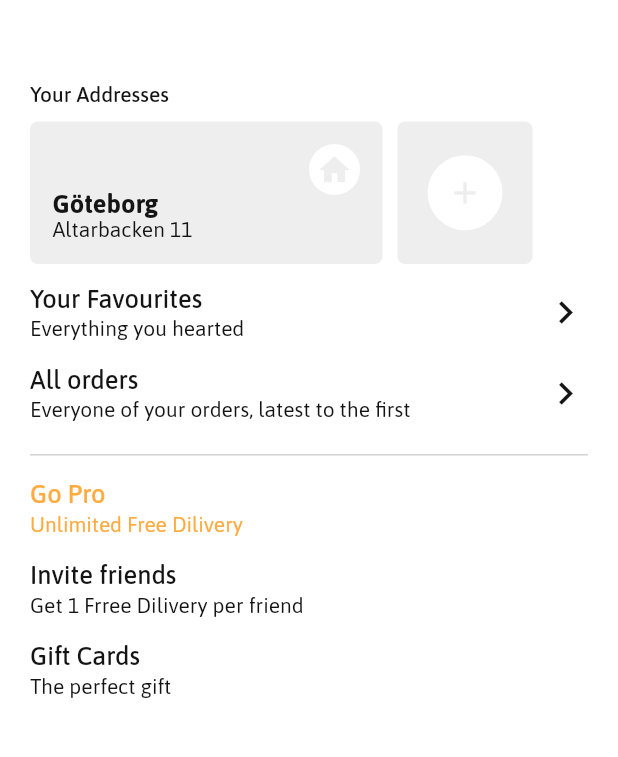
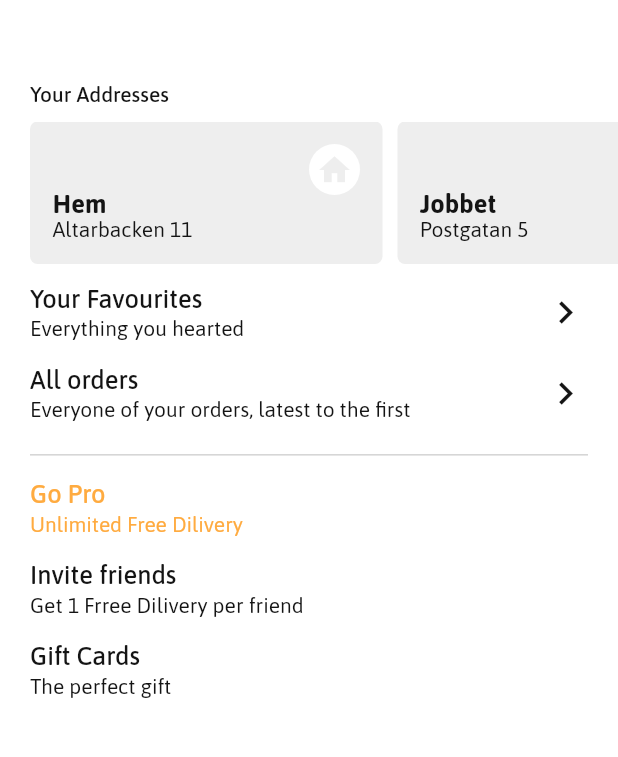
Before and after one commit to alexanderbsingh/parcelo_flutterapp, a Flutter app: the Profile screen opened directly, on a phone screen of 412 x 824 dp, the part 195-952 px from its top. Run offline on Flutter 3.47's test engine with Material 2 defaults, Android fonts, the phone set to English and light mode, and no system bars; missing offline and left inert: configurable_expansion_tile; network calls fail.

Commit message:
Need to update

```diff
--- a/lib/Store/storeBottom.dart
+++ b/lib/Store/storeBottom.dart
@@ -18,7 +18,7 @@ Widget storeBottom(BuildContext context, StoreFull store) {
     height: 700,
     color: Colors.white,
     child: ListView.builder(
-      padding: EdgeInsets.only(top: 0),
+      padding: EdgeInsets.only(top: ArgParcelo.smallMargin),
       physics: const NeverScrollableScrollPhysics(),
       itemBuilder: (context, pos) {
         return Column(
--- a/lib/cells/addressCell.dart
+++ b/lib/cells/addressCell.dart
@@ -5,7 +5,7 @@ import 'package:parcelo/customWidget/customExpanded.dart';
 
 import '../argParcelo.dart';
 
-Widget addressCell() {
+Widget addressCell(String locationName, String location) {
   return Padding(
     padding: EdgeInsets.only(right: ArgParcelo.smallMargin),
     child: Container(
@@ -24,7 +24,7 @@ Widget addressCell() {
             crossAxisAlignment: CrossAxisAlignment.start,
             mainAxisAlignment: MainAxisAlignment.end,
             children: <Widget>[
-              Text('Göteborg',
+              Text(locationName,
                 style: TextStyle(
                   fontWeight: FontWeight.w800,
                   fontSize: ArgParcelo.header,
@@ -32,7 +32,7 @@ Widget addressCell() {
                 ),
               ),
 
-              Text('Altarbacken 11',
+              Text(location,
                 style: TextStyle(
                   fontWeight: FontWeight.w400,
                   fontSize: ArgParcelo.productCompany,
--- a/lib/cells/cartCell.dart
+++ b/lib/cells/cartCell.dart
@@ -5,7 +5,7 @@ import 'package:parcelo/models/product.dart';
 
 import '../argParcelo.dart';
 
-Widget cartCell(ProductStore product) {
+Widget cartCell(Product product) {
   return Container(
     height: 122,
     //color: ColorsParcelo.LightGreyColor,
@@ -88,7 +88,7 @@ Widget cartCell(ProductStore product) {
                     alignment: Alignment.bottomLeft,
                     padding: EdgeInsets.only(right: 4),
                     width: 125,
-                    child: Text('5 000 kr',
+                    child: Text('product.',
                       style: TextStyle(
                           color: ColorsParcelo.PrimaryColor,
                           fontWeight: FontWeight.w600,
--- a/lib/home/home.dart
+++ b/lib/home/home.dart
@@ -75,8 +75,8 @@ class HomeState extends State<Home> with SingleTickerProviderStateMixin {
                           indicator: UnderlineTabIndicator(
                             insets: EdgeInsets.only(right: ArgParcelo.smallMargin, bottom: 0),
                             borderSide: BorderSide(
-                width: 1.4,
-                color: ColorsParcelo.PrimaryTextColor
+                              width: 1.4,
+                              color: ColorsParcelo.PrimaryTextColor
                             ),
                           ),
                           isScrollable: true,
@@ -92,7 +92,7 @@ class HomeState extends State<Home> with SingleTickerProviderStateMixin {
                   ),
 
                   Container(
-                    height: 740,
+                    height: 930,
                     padding: EdgeInsets.only(left: 0, right: 0),
                     child: TabBarView(
                         controller: _tabController,
--- a/lib/network/services/post/createOrder_service.dart
+++ b/lib/network/services/post/createOrder_service.dart
@@ -24,7 +24,7 @@ createOrder(CartModel cart) async {
 
 }
 
-List<OrderProduct> orderProducts(List<ProductStore> products) {
+List<OrderProduct> orderProducts(List<Product> products) {
     List<OrderProduct> productsList = new List();
 
     for (var n = products.length; n >= 0; n--) {
--- a/lib/profile/yourAddresses.dart
+++ b/lib/profile/yourAddresses.dart
@@ -4,8 +4,8 @@ import 'package:parcelo/cells/addressCell.dart';
 import 'package:parcelo/colorsParcelo.dart';
 
 Widget yourAddresses(BuildContext context) {
-  var title = ['Göteborg'];
-  var subTitle = ['Altarbacken 11'];
+  var title = ['Hem', 'Jobbet'];
+  var subTitle = ['Altarbacken 11', 'Postgatan 5'];
 
   return Column(
     crossAxisAlignment: CrossAxisAlignment.start,
@@ -34,7 +34,7 @@ Widget yourAddresses(BuildContext context) {
               if (pos == 0) {
                 return Padding(padding: EdgeInsets.only(left: ArgParcelo.margin),);
               } else if (pos < title.length +1 && pos != 0) {
-                return addressCell();
+                return addressCell(title[pos -1], subTitle[pos -1]);
               } else {
                 return Container(
                   height: 80,
```
Also changed, not shown: lib/home/browse.dart (+7 -5 lines), lib/home/cart.dart (+8 -2 lines), lib/models/cartModel.dart (+4 -4 lines), pubspec.lock, 2 other files.
